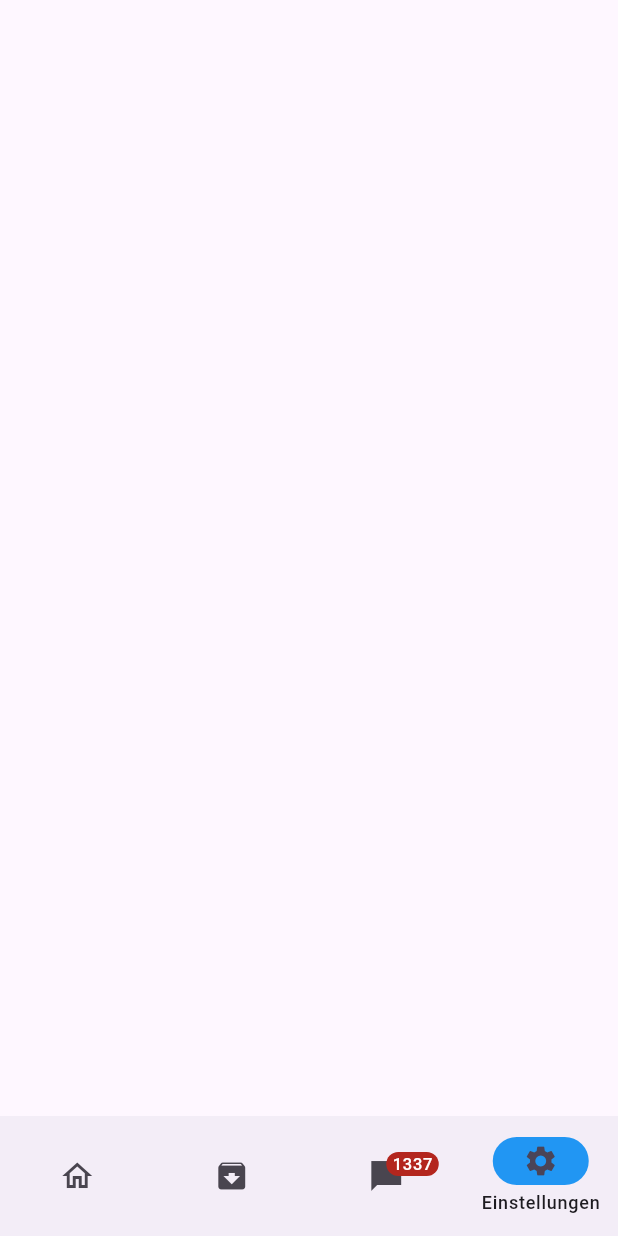
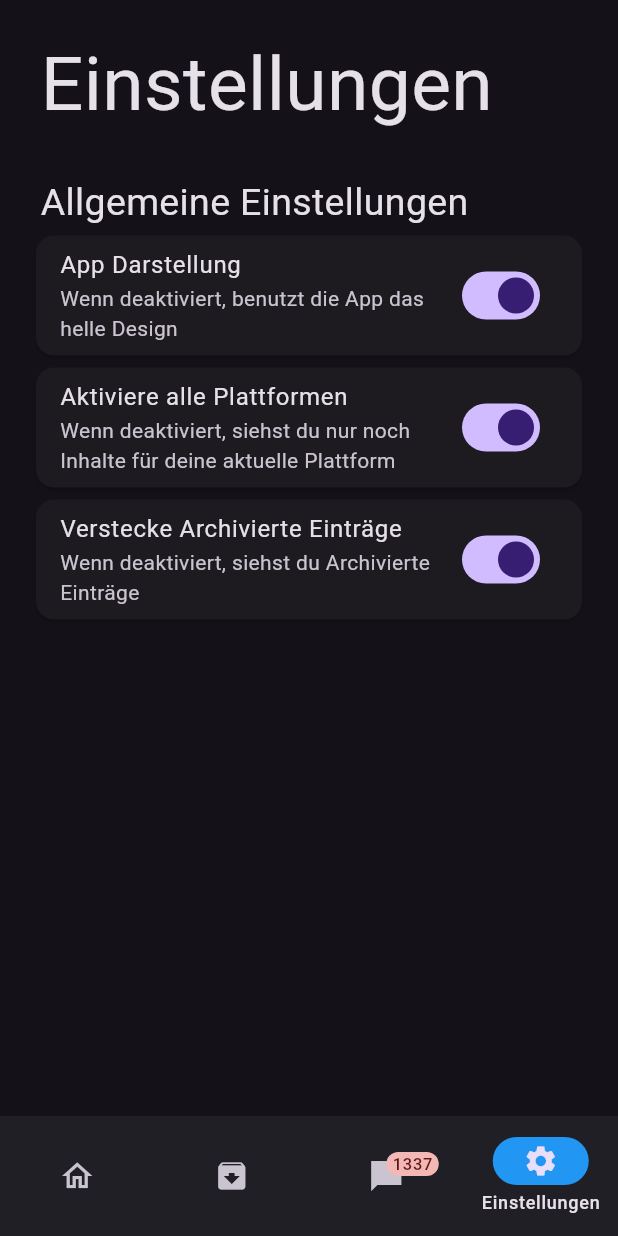
Before and after one commit to OptixWolf/Arktox, a Flutter app: the screen it shows after launch, item 4 of the bottom bar chosen, on a phone screen of 412 x 824 dp. Run offline on Flutter 3.47's test engine with Material 3 defaults, Android fonts, the phone set to English and light mode, and no system bars; our stand-ins replace shared_preferences.

Commit message:
Settings page & Dark mode

```diff
--- a/lib/main.dart
+++ b/lib/main.dart
@@ -8,15 +8,15 @@ class ArktoxApp extends StatelessWidget {
 
   @override
   Widget build(BuildContext context) {
-    return FutureBuilder<ThemeMode>(
-      future: Preferences.getThemeMode(),
+    return FutureBuilder<bool>(
+      future: Preferences.getDarkmode(),
       builder: (context, themeModeSnapshot) {
         final currentThemeMode = themeModeSnapshot.data ?? ThemeMode.system;
 
         return MaterialApp(
           title: 'Arktox',
           home: const Homepage(),
-          themeMode: currentThemeMode,
+          themeMode: currentThemeMode == true ? ThemeMode.dark : ThemeMode.light,
           theme: ThemeData.light(
             useMaterial3: true,
           ),
@@ -30,19 +30,19 @@ class ArktoxApp extends StatelessWidget {
 }
 
 class Preferences {
-  static const String themeModeKey = 'themeMode';
+  static const String darkmodeKey = 'darkmode';
   static const String platformKey = 'allPlatforms';
   static const String archivedKey = 'archived';
 
-  static Future<ThemeMode> getThemeMode() async {
+  static Future<bool> getDarkmode() async {
     final SharedPreferences prefs = await SharedPreferences.getInstance();
-    final int themeModeValue = prefs.getInt(themeModeKey) ?? 0;
-    return ThemeMode.values[themeModeValue];
+    final bool darkmodeValue = prefs.getBool(darkmodeKey) ?? true;
+    return darkmodeValue;
   }
 
-  static Future<void> setThemeMode(ThemeMode themeMode) async {
+  static Future<void> setDarkmode(bool darkmodeValue) async {
     final SharedPreferences prefs = await SharedPreferences.getInstance();
-    await prefs.setInt(themeModeKey, themeMode.index);
+    await prefs.setBool(darkmodeKey, darkmodeValue);
   }
 
   static Future<bool> getPlatformSetting() async {
@@ -78,7 +78,52 @@ class Homepage extends StatefulWidget {
 class _HomepageState extends State<Homepage> {
   int currentPageIndex = 0;
 
+  bool selectedPlatformValue = true;
+  bool selectedArchivedValue = true;
+  bool selectedDarkmodeValue = true;
+
   @override
+    void initState() {
+    super.initState();
+    Preferences.getPlatformSetting().then((platformValue) {
+      setState(() {
+        selectedPlatformValue = platformValue;
+      });
+    });
+    Preferences.getArchivedSetting().then((archivedValue) {
+      setState(() {
+        selectedArchivedValue = archivedValue;
+      });
+    });
+    Preferences.getDarkmode().then((darkmodeValue) {
+      setState(() {
+        selectedDarkmodeValue = darkmodeValue;
+      });
+    });
+  }
+
+    void toggleSwitchPlatform() {
+    setState(() {
+      selectedPlatformValue = !selectedPlatformValue;
+      Preferences.setPlatformSetting(selectedPlatformValue);
+    });
+  }
+
+  void toggleSwitchArchived() {
+    setState(() {
+      selectedArchivedValue = !selectedArchivedValue;
+      Preferences.setArchivedSetting(selectedArchivedValue);
+    });
+  }
+
+  void toggleSwitchDarkmode() {
+    setState(() {
+      selectedDarkmodeValue = !selectedDarkmodeValue;
+      Preferences.setDarkmode(selectedDarkmodeValue);
+      runApp(ArktoxApp());
+    });
+  }
+
   Widget build(BuildContext context) {
     final ThemeData theme = Theme.of(context);
     return Scaffold(
@@ -125,7 +170,66 @@ class _HomepageState extends State<Homepage> {
         Container(),
 
         // Einstellungsseite
-        Container(),
+        Padding(
+          padding: const EdgeInsets.all(20.0),
+          child: Column(
+        children: [
+            const Row(children: [
+              SizedBox(width: 7),
+              Text('Einstellungen', style: TextStyle(fontSize: 50)),
+            ]),
+            const SizedBox(
+              height: 25,
+            ),
+            const Row(children: [
+              SizedBox(width: 7),
+              Text('Allgemeine Einstellungen', style: TextStyle(fontSize: 25)),
+            ]),
+            Card(
+                child: ListTile(
+              title: const Text('App Darstellung'),
+              subtitle: const Text(
+                  'Wenn deaktiviert, benutzt die App das helle Design'),
+              trailing: Switch(
+                value: selectedDarkmodeValue,
+                onChanged: (value) {
+                  toggleSwitchDarkmode();
+                },
+              ),
+            )),
+            Card(
+                child: ListTile(
+              title: const Text('Aktiviere alle Plattformen'),
+              subtitle: const Text(
+                  'Wenn deaktiviert, siehst du nur noch Inhalte für deine aktuelle Plattform'),
+              trailing: Switch(
+                value: selectedPlatformValue,
+                onChanged: (value) {
+                  toggleSwitchPlatform();
+                },
+              ),
+              onTap: () {
+                toggleSwitchPlatform();
+              },
+            )),
+            Card(
+                child: ListTile(
+              title: const Text('Verstecke Archivierte Einträge'),
+              subtitle:
+                  const Text('Wenn deaktiviert, siehst du Archivierte Einträge'),
+              trailing: Switch(
+                value: selectedArchivedValue,
+                onChanged: (value) {
+                  toggleSwitchArchived();
+                },
+              ),
+              onTap: () {
+                toggleSwitchArchived();
+              },
+            ))
+          ],
+        ),
+        )
       ][currentPageIndex],
     );
   }
```
